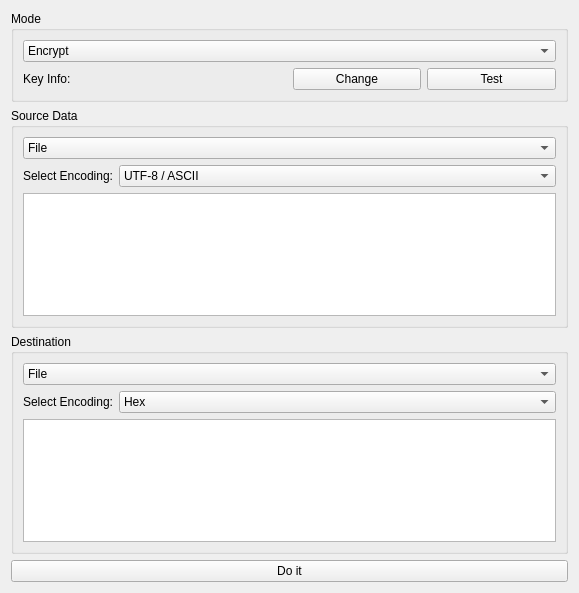
Before: the Qt Designer form src/presentation/forms/cryptotransformswindow.ui in karagog/Gryptonite, drawn with Qt 5.
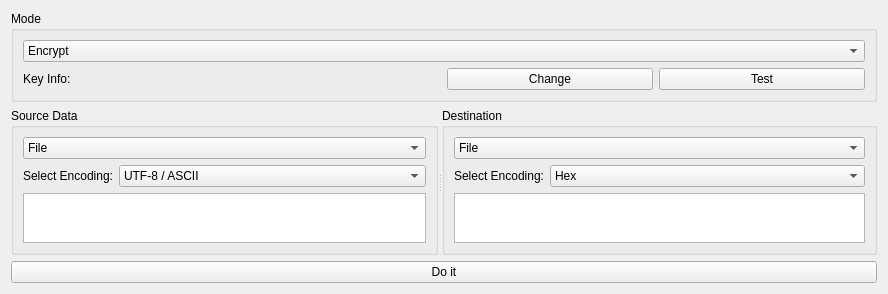
After: the same form once the commit is applied. The open tabs and pages were chosen to show the change. Icons and pictures are not drawn.

Commit message: Improved the layout of the crypto transforms window, and added What's This? text to it

What changed in the file:
```diff
--- a/src/presentation/forms/cryptotransformswindow.ui
+++ b/src/presentation/forms/cryptotransformswindow.ui
@@ -6,10 +6,16 @@
    <rect>
     <x>0</x>
     <y>0</y>
-    <width>579</width>
-    <height>593</height>
+    <width>888</width>
+    <height>270</height>
    </rect>
   </property>
+  <property name="sizePolicy">
+   <sizepolicy hsizetype="Preferred" vsizetype="Preferred">
+    <horstretch>0</horstretch>
+    <verstretch>1</verstretch>
+   </sizepolicy>
+  </property>
   <property name="windowTitle">
    <string>Cryptographic Transformations</string>
   </property>
@@ -50,11 +56,8 @@
       </item>
       <item>
        <widget class="QStackedWidget" name="sw_mode">
-        <property name="sizePolicy">
-         <sizepolicy hsizetype="Preferred" vsizetype="Minimum">
-          <horstretch>0</horstretch>
-          <verstretch>0</verstretch>
-         </sizepolicy>
+        <property name="currentIndex">
+         <number>0</number>
         </property>
         <widget class="QWidget" name="page_passwordDetails">
          <layout class="QHBoxLayout" name="horizontalLayout_3">
@@ -141,7 +144,26 @@
     </widget>
    </item>
    <item>
+    <widget class="QSplitter" name="splitter">
+     <property name="sizePolicy">
+      <sizepolicy hsizetype="Expanding" vsizetype="Preferred">
+       <horstretch>0</horstretch>
+       <verstretch>1</verstretch>
+      </sizepolicy>
+     </property>
+     <property name="orientation">
+      <enum>Qt::Horizontal</enum>
+     </property>
     <widget class="QGroupBox" name="gb_source">
+      <property name="sizePolicy">
+       <sizepolicy hsizetype="Preferred" vsizetype="Preferred">
+        <horstretch>0</horstretch>
+        <verstretch>1</verstretch>
+       </sizepolicy>
+      </property>
+      <property name="whatsThis">
+       <string>&lt;html&gt;&lt;head/&gt;&lt;body&gt;&lt;p&gt;&lt;span style=&quot; font-size:10pt;&quot;&gt;The source data can be a file or a unicode string, in which case you must select the correct format (hex, base-64 or UTF-8/ASCII)&lt;/span&gt;&lt;/p&gt;&lt;/body&gt;&lt;/html&gt;</string>
+      </property>
      <property name="title">
       <string>Source Data</string>
      </property>
@@ -233,10 +255,16 @@
           </property>
           <item row="1" column="0" colspan="2">
            <widget class="QPlainTextEdit" name="te_src">
+             <property name="sizePolicy">
+              <sizepolicy hsizetype="Expanding" vsizetype="Expanding">
+               <horstretch>0</horstretch>
+               <verstretch>1</verstretch>
+              </sizepolicy>
+             </property>
             <property name="minimumSize">
              <size>
               <width>0</width>
-              <height>1</height>
+               <height>50</height>
              </size>
             </property>
             <property name="toolTip">
@@ -282,9 +310,16 @@
       </item>
      </layout>
     </widget>
-   </item>
-   <item>
     <widget class="QGroupBox" name="gb_dest">
+      <property name="sizePolicy">
+       <sizepolicy hsizetype="Preferred" vsizetype="Preferred">
+        <horstretch>0</horstretch>
+        <verstretch>1</verstretch>
+       </sizepolicy>
+      </property>
+      <property name="whatsThis">
+       <string>&lt;html&gt;&lt;head/&gt;&lt;body&gt;&lt;p&gt;&lt;span style=&quot; font-size:10pt;&quot;&gt;The destination is where the transformed data will be put. It can be a file or a string, in which case you can adjust the format to hex, base-64 or UTF-8/ASCII.&lt;/span&gt;&lt;/p&gt;&lt;/body&gt;&lt;/html&gt;</string>
+      </property>
      <property name="title">
       <string>Destination</string>
      </property>
@@ -379,13 +414,13 @@
             <property name="sizePolicy">
              <sizepolicy hsizetype="Expanding" vsizetype="MinimumExpanding">
               <horstretch>0</horstretch>
-              <verstretch>0</verstretch>
+               <verstretch>1</verstretch>
              </sizepolicy>
             </property>
             <property name="minimumSize">
              <size>
               <width>0</width>
-              <height>1</height>
+               <height>50</height>
              </size>
             </property>
             <property name="toolTip">
@@ -431,15 +466,10 @@
       </item>
      </layout>
     </widget>
+    </widget>
    </item>
    <item>
     <widget class="QPushButton" name="pushButton">
-     <property name="sizePolicy">
-      <sizepolicy hsizetype="Minimum" vsizetype="MinimumExpanding">
-       <horstretch>0</horstretch>
-       <verstretch>1</verstretch>
-      </sizepolicy>
-     </property>
      <property name="toolTip">
       <string>Start operation</string>
      </property>
```
Left out of the diff: 27 changed lines with no effect on the pictures. Lines whose indentation alone changed are shown as unchanged. The commit also changes 1 other file.
